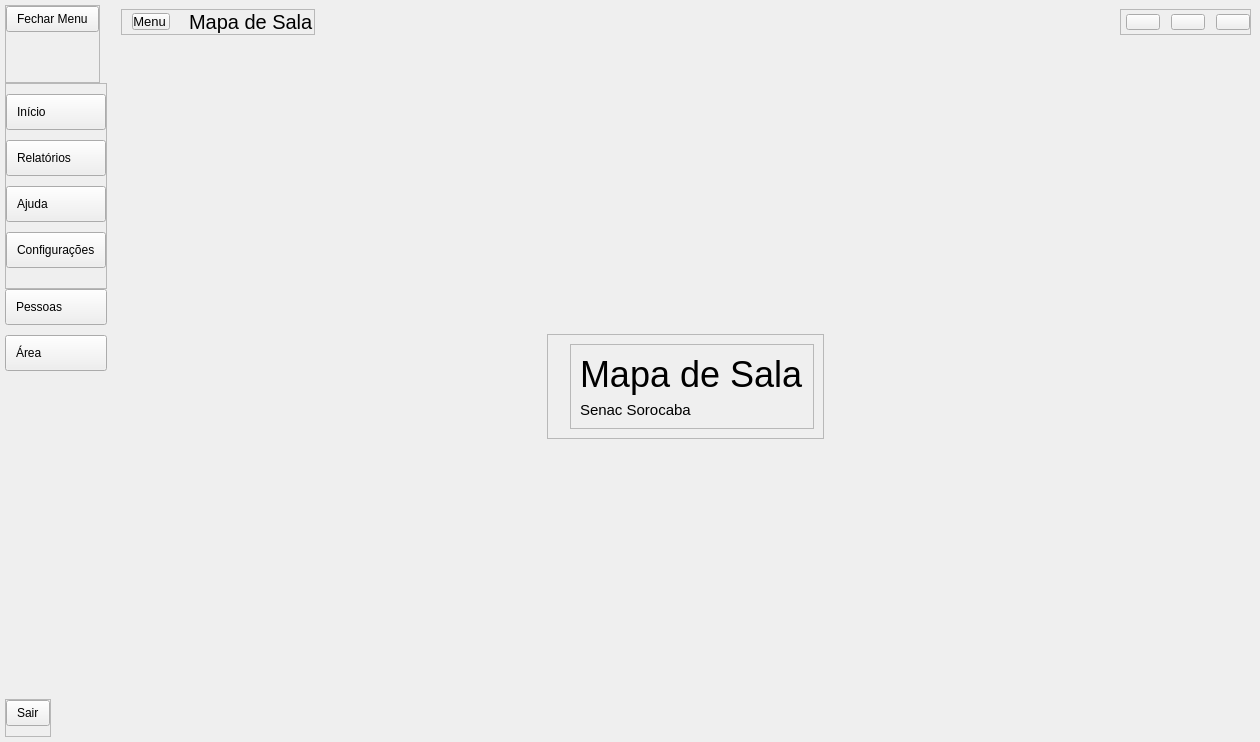
Before: the Qt Designer form view/ui/interfaceHomeV1.ui in Senac-SOR-ADS/Mapa-de-Sala, drawn with Qt 5.
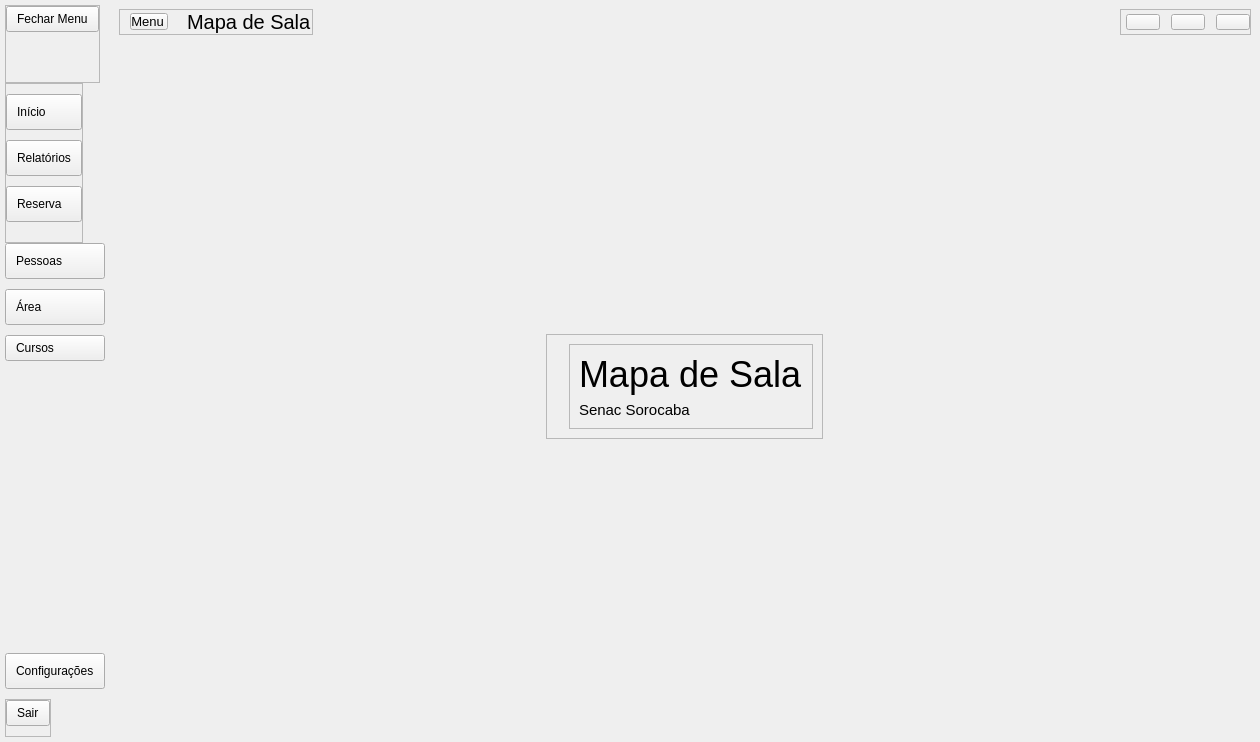
After: the same form once the commit is applied. Icons and pictures are not drawn.

Commit message: conectando as telas na interface da home e ta funcionando agr

Patch:
```diff
--- a/view/ui/interfaceHomeV1.ui
+++ b/view/ui/interfaceHomeV1.ui
@@ -245,7 +245,7 @@
               </widget>
              </item>
              <item>
-              <widget class="QPushButton" name="btnAjuda">
+              <widget class="QPushButton" name="btnReserva">
                <property name="cursor">
                 <cursorShape>PointingHandCursor</cursorShape>
                </property>
@@ -253,34 +253,7 @@
                 <string notr="true">padding: 10px;</string>
                </property>
                <property name="text">
-                <string>Ajuda</string>
-               </property>
-               <property name="icon">
-                <iconset>
-                 <normaloff>icones/help-circle-regular-24.png</normaloff>icones/help-circle-regular-24.png</iconset>
-               </property>
-               <property name="iconSize">
-                <size>
-                 <width>24</width>
-                 <height>24</height>
-                </size>
-               </property>
-              </widget>
-             </item>
-             <item>
-              <widget class="QPushButton" name="btnConfiguracoes">
-               <property name="cursor">
-                <cursorShape>PointingHandCursor</cursorShape>
-               </property>
-               <property name="styleSheet">
-                <string notr="true">padding: 10px;</string>
-               </property>
-               <property name="text">
-                <string>Configurações</string>
-               </property>
-               <property name="icon">
-                <iconset>
-                 <normaloff>icones/cog-regular-24.png</normaloff>icones/cog-regular-24.png</iconset>
+                <string>Reserva</string>
                </property>
                <property name="iconSize">
                 <size>
@@ -317,7 +290,7 @@
            </widget>
           </item>
           <item>
-           <widget class="QPushButton" name="btnReserva">
+           <widget class="QPushButton" name="btnArea">
             <property name="cursor">
              <cursorShape>PointingHandCursor</cursorShape>
             </property>
@@ -329,6 +302,13 @@
             </property>
            </widget>
           </item>
+          <item>
+           <widget class="QPushButton" name="btnCurso">
+            <property name="text">
+             <string>Cursos</string>
+            </property>
+           </widget>
+          </item>
           <item>
            <spacer name="verticalSpacer">
             <property name="orientation">
@@ -342,6 +322,29 @@
             </property>
            </spacer>
           </item>
+          <item>
+           <widget class="QPushButton" name="btnConfiguracoes">
+            <property name="cursor">
+             <cursorShape>PointingHandCursor</cursorShape>
+            </property>
+            <property name="styleSheet">
+             <string notr="true">padding: 10px;</string>
+            </property>
+            <property name="text">
+             <string>Configurações</string>
+            </property>
+            <property name="icon">
+             <iconset>
+              <normaloff>icones/cog-regular-24.png</normaloff>icones/cog-regular-24.png</iconset>
+            </property>
+            <property name="iconSize">
+             <size>
+              <width>24</width>
+              <height>24</height>
+             </size>
+            </property>
+           </widget>
+          </item>
           <item alignment="Qt::AlignLeft|Qt::AlignBottom">
            <widget class="QFrame" name="frame_3">
             <property name="frameShape">
```
The commit also changes 1 other file.
